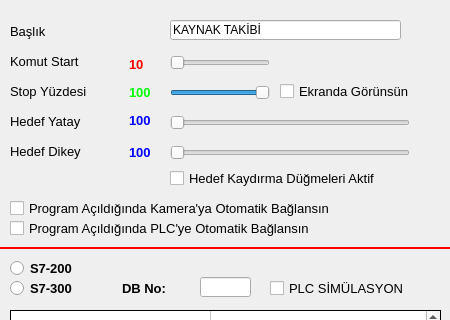
The window that settingsform.ui (alikanarya/JTW) describes before a commit, drawn with Qt 5; both pictures show x 0 to 450 and y 0 to 320 of the 450 by 600 pixel window.
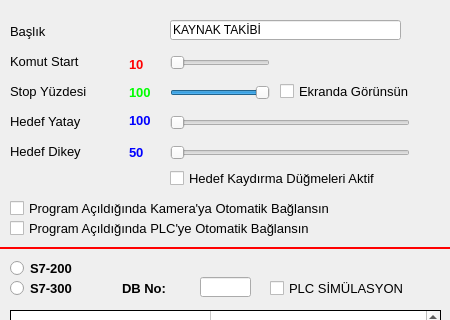
The same window after the commit. Icons and pictures are not drawn.

What changed in the file:
```diff
--- a/settingsform.ui
+++ b/settingsform.ui
@@ -751,7 +751,7 @@
     <string notr="true">color: rgb(0, 0, 255);</string>
    </property>
    <property name="text">
-    <string>100</string>
+    <string>50</string>
    </property>
   </widget>
   <widget class="QSlider" name="targetVertSlider">
```
Left out of the diff: 3 changed lines with no effect on the pictures.
